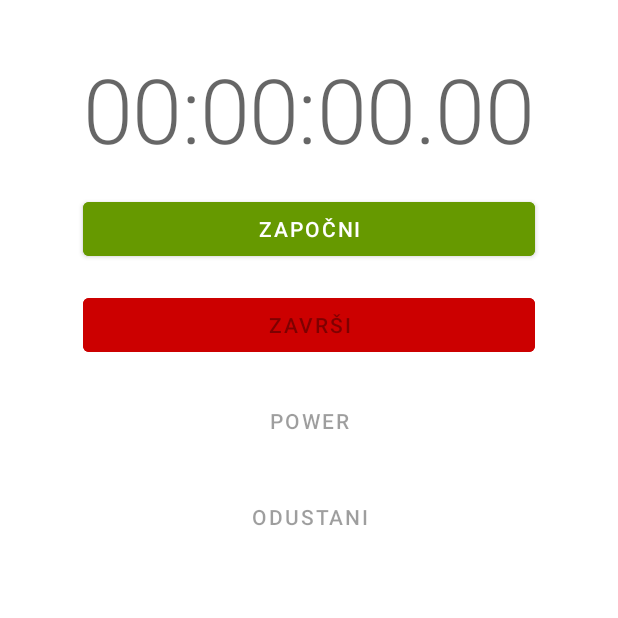
After one commit to kostaDimitrijevic/RunningApplication, an Android app: the fragment WorkoutStartFragment shown on its own in the app's theme, on a phone screen of 412 x 824 dp, the top half of it. The commit adds this screen. Run offline under Robolectric (Android 15) with nearby library versions, the phone set to English and light mode, and no system bars; our stand-ins replace Dagger/Hilt's generated code; 3 statements that could not run were skipped.

Commit message:
added workout start fragment

```diff
--- a/app/src/main/java/com/example/runningapplication/workouts/WorkoutListFragment.java
+++ b/app/src/main/java/com/example/runningapplication/workouts/WorkoutListFragment.java
@@ -70,9 +70,16 @@ public class WorkoutListFragment extends Fragment {
 
         binding.floatingActionButton.inflate(R.menu.workout_list_fab_menu);
 
-        binding.floatingActionButton.setOnClickListener(view -> {
-            NavDirections action = WorkoutListFragmentDirections.createWorkout();
-            navController.navigate(action);
+        binding.floatingActionButton.setOnActionSelectedListener(actionItem -> {
+            switch (actionItem.getId()){
+                case R.id.workout_fab_create:
+                    navController.navigate(WorkoutListFragmentDirections.createWorkout());
+                    return false;
+                case R.id.workout_fab_start:
+                    return false;
+            }
+
+            return true;
         });
 
         return binding.getRoot();
--- /dev/null
+++ b/app/src/main/java/com/example/runningapplication/workouts/WorkoutStartFragment.java
@@ -0,0 +1,58 @@
+package com.example.runningapplication.workouts;
+
+import android.os.Bundle;
+
+import androidx.annotation.NonNull;
+import androidx.annotation.Nullable;
+import androidx.fragment.app.Fragment;
+import androidx.lifecycle.ViewModelProvider;
+import androidx.navigation.NavController;
+import androidx.navigation.Navigation;
+
+import android.view.LayoutInflater;
+import android.view.View;
+import android.view.ViewGroup;
+
+import com.example.runningapplication.MainActivity;
+import com.example.runningapplication.databinding.FragmentWorkoutStartBinding;
+
+import dagger.hilt.android.AndroidEntryPoint;
+
+@AndroidEntryPoint
+public class WorkoutStartFragment extends Fragment {
+
+    private FragmentWorkoutStartBinding binding;
+    private WorkoutViewModel workoutViewModel;
+    private NavController navController;
+    private MainActivity mainActivity;
+
+    public WorkoutStartFragment() {
+        // Required empty public constructor
+    }
+
+    @Override
+    public void onCreate(Bundle savedInstanceState) {
+        super.onCreate(savedInstanceState);
+
+        mainActivity = (MainActivity) requireActivity();
+        workoutViewModel = new ViewModelProvider(mainActivity).get(WorkoutViewModel.class);
+    }
+
+    @Override
+    public View onCreateView(
+            @NonNull LayoutInflater inflater,
+            ViewGroup container,
+            Bundle savedInstanceState) {
+        // Inflate the layout for this fragment
+        binding = FragmentWorkoutStartBinding.inflate(inflater, container, false);
+
+        return binding.getRoot();
+    }
+
+    @Override
+    public void onViewCreated(@NonNull View view, @Nullable Bundle savedInstanceState) {
+        super.onViewCreated(view, savedInstanceState);
+        navController = Navigation.findNavController(view);
+    }
+
+}
--- /dev/null
+++ b/app/src/main/res/layout-land/fragment_workout_start.xml
@@ -0,0 +1,94 @@
+<?xml version="1.0" encoding="utf-8"?>
+<androidx.constraintlayout.widget.ConstraintLayout xmlns:android="http://schemas.android.com/apk/res/android"
+    xmlns:app="http://schemas.android.com/apk/res-auto"
+    xmlns:tools="http://schemas.android.com/tools"
+    android:layout_width="match_parent"
+    android:layout_height="match_parent"
+    tools:context=".workouts.WorkoutStartFragment">
+
+    <TextView
+        android:id="@+id/workout_duration"
+        android:layout_width="wrap_content"
+        android:layout_height="wrap_content"
+        android:layout_margin="32dp"
+        android:text="00:00:00.00"
+        android:textAppearance="?attr/textAppearanceHeadline2"
+        app:layout_constraintBottom_toTopOf="@id/barrier"
+        app:layout_constraintEnd_toEndOf="parent"
+        app:layout_constraintStart_toStartOf="parent"
+        app:layout_constraintTop_toTopOf="parent"
+        tools:text="00:27:13.84" />
+
+    <androidx.constraintlayout.widget.Barrier
+        android:id="@+id/barrier"
+        android:layout_width="wrap_content"
+        android:layout_height="wrap_content"
+        app:barrierDirection="bottom"
+        app:constraint_referenced_ids="workout_duration" />
+
+    <Button
+        android:id="@+id/start"
+        android:layout_width="0dp"
+        android:layout_height="wrap_content"
+        android:layout_marginStart="64dp"
+        android:layout_marginTop="16dp"
+        android:layout_marginEnd="32dp"
+        android:layout_marginBottom="16dp"
+        android:backgroundTint="@android:color/holo_green_dark"
+        android:text="@string/workout_start_button_text_start"
+        app:layout_constraintBottom_toTopOf="@id/power"
+        app:layout_constraintEnd_toStartOf="@id/finish"
+        app:layout_constraintStart_toStartOf="parent"
+        app:layout_constraintTop_toBottomOf="@id/barrier"
+        app:layout_constraintVertical_chainStyle="packed" />
+
+    <Button
+        android:id="@+id/finish"
+        android:layout_width="0dp"
+        android:layout_height="wrap_content"
+        android:layout_marginStart="32dp"
+        android:layout_marginTop="16dp"
+        android:layout_marginEnd="64dp"
+        android:layout_marginBottom="16dp"
+        android:backgroundTint="@android:color/holo_red_dark"
+        android:enabled="false"
+        android:text="@string/workout_start_button_text_finish"
+        app:layout_constraintBottom_toTopOf="@id/cancel"
+        app:layout_constraintEnd_toEndOf="parent"
+        app:layout_constraintStart_toEndOf="@id/start"
+        app:layout_constraintTop_toBottomOf="@id/barrier"
+        app:layout_constraintVertical_chainStyle="packed" />
+
+    <Button
+        android:id="@+id/power"
+        style="@style/Widget.MaterialComponents.Button.TextButton"
+        android:layout_width="0dp"
+        android:layout_height="wrap_content"
+        android:layout_marginStart="64dp"
+        android:layout_marginTop="16dp"
+        android:layout_marginEnd="32dp"
+        android:layout_marginBottom="16dp"
+        android:enabled="false"
+        android:text="@string/workout_start_button_text_power"
+        app:layout_constraintBottom_toBottomOf="parent"
+        app:layout_constraintEnd_toStartOf="@id/cancel"
+        app:layout_constraintStart_toStartOf="parent"
+        app:layout_constraintTop_toBottomOf="@id/start" />
+
+    <Button
+        android:id="@+id/cancel"
+        style="@style/Widget.MaterialComponents.Button.TextButton"
+        android:layout_width="0dp"
+        android:layout_height="wrap_content"
+        android:layout_marginStart="32dp"
+        android:layout_marginTop="16dp"
+        android:layout_marginEnd="64dp"
+        android:layout_marginBottom="16dp"
+        android:enabled="false"
+        android:text="@string/workout_start_button_text_cancel"
+        app:layout_constraintBottom_toBottomOf="parent"
+        app:layout_constraintEnd_toEndOf="parent"
+        app:layout_constraintStart_toEndOf="@id/power"
+        app:layout_constraintTop_toBottomOf="@id/finish" />
+
+</androidx.constraintlayout.widget.ConstraintLayout>
--- a/app/src/main/res/layout/fragment_workout_list.xml
+++ b/app/src/main/res/layout/fragment_workout_list.xml
@@ -23,6 +23,13 @@
         app:layout_constraintTop_toBottomOf="@id/toolbar"
         tools:listitem="@layout/view_holder_workout" />
 
+    <com.leinardi.android.speeddial.SpeedDialOverlayLayout
+        android:id="@+id/overlay"
+        android:layout_width="match_parent"
+        android:layout_height="0dp"
+        app:layout_constraintTop_toBottomOf="@id/toolbar"
+        app:layout_constraintBottom_toBottomOf="parent" />
+
     <com.leinardi.android.speeddial.SpeedDialView
         android:id="@+id/floating_action_button"
         android:layout_width="wrap_content"
@@ -31,6 +38,7 @@
         android:layout_margin="16dp"
         app:layout_constraintEnd_toEndOf="parent"
         app:layout_constraintBottom_toBottomOf="parent"
-        app:sdMainFabClosedSrc="@drawable/outline_add_24" />
+        app:sdMainFabClosedSrc="@drawable/outline_add_24"
+        app:sdOverlayLayout="@id/overlay"/>
 
 </androidx.constraintlayout.widget.ConstraintLayout>
--- /dev/null
+++ b/app/src/main/res/layout/fragment_workout_start.xml
@@ -0,0 +1,69 @@
+<?xml version="1.0" encoding="utf-8"?>
+<androidx.constraintlayout.widget.ConstraintLayout xmlns:android="http://schemas.android.com/apk/res/android"
+    xmlns:app="http://schemas.android.com/apk/res-auto"
+    xmlns:tools="http://schemas.android.com/tools"
+    android:layout_width="match_parent"
+    android:layout_height="match_parent"
+    tools:context=".workouts.WorkoutStartFragment">
+
+    <TextView
+        android:id="@+id/workout_duration"
+        android:layout_width="wrap_content"
+        android:layout_height="wrap_content"
+        android:layout_marginTop="32dp"
+        android:text="00:00:00.00"
+        android:textAppearance="?attr/textAppearanceHeadline2"
+        app:layout_constraintEnd_toEndOf="parent"
+        app:layout_constraintStart_toStartOf="parent"
+        app:layout_constraintTop_toTopOf="parent"
+        tools:text="00:27:13.84" />
+
+    <Button
+        android:id="@+id/start"
+        android:layout_width="0dp"
+        android:layout_height="wrap_content"
+        android:layout_marginTop="16dp"
+        android:backgroundTint="@android:color/holo_green_dark"
+        android:text="@string/workout_start_button_text_start"
+        app:layout_constraintEnd_toEndOf="@id/workout_duration"
+        app:layout_constraintStart_toStartOf="@id/workout_duration"
+        app:layout_constraintTop_toBottomOf="@id/workout_duration" />
+
+    <Button
+        android:id="@+id/finish"
+        android:layout_width="0dp"
+        android:layout_height="wrap_content"
+        android:layout_marginTop="16dp"
+        android:backgroundTint="@android:color/holo_red_dark"
+        android:enabled="false"
+        android:text="@string/workout_start_button_text_finish"
+        app:layout_constraintEnd_toEndOf="@id/workout_duration"
+        app:layout_constraintStart_toStartOf="@id/workout_duration"
+        app:layout_constraintTop_toBottomOf="@id/start" />
+
+    <Button
+        android:id="@+id/power"
+        style="@style/Widget.MaterialComponents.Button.TextButton"
+        android:layout_width="0dp"
+        android:layout_height="wrap_content"
+        android:layout_marginTop="16dp"
+        android:enabled="false"
+        android:text="@string/workout_start_button_text_power"
+        app:layout_constraintEnd_toEndOf="@id/workout_duration"
+        app:layout_constraintStart_toStartOf="@id/workout_duration"
+        app:layout_constraintTop_toBottomOf="@id/finish" />
+
+    <Button
+        android:id="@+id/cancel"
+        style="@style/Widget.MaterialComponents.Button.TextButton"
+        android:layout_width="0dp"
+        android:layout_height="wrap_content"
+        android:layout_marginTop="16dp"
+        android:enabled="false"
+        android:text="@string/workout_start_button_text_cancel"
+        app:layout_constraintEnd_toEndOf="@id/workout_duration"
+        app:layout_constraintStart_toStartOf="@id/workout_duration"
+        app:layout_constraintTop_toBottomOf="@id/power" />
+
+
+</androidx.constraintlayout.widget.ConstraintLayout>
--- a/app/src/main/res/values/strings.xml
+++ b/app/src/main/res/values/strings.xml
@@ -63,6 +63,4 @@
     <string name="workout_label">Trening</string>
 
 
-
-
 </resources>
```
